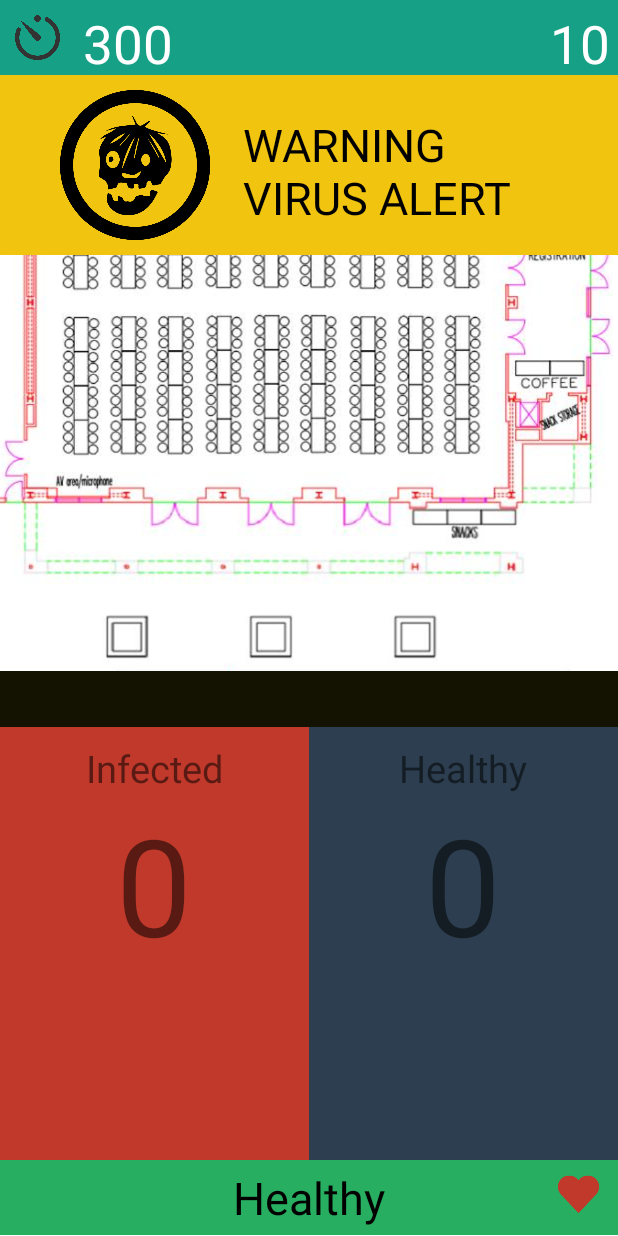
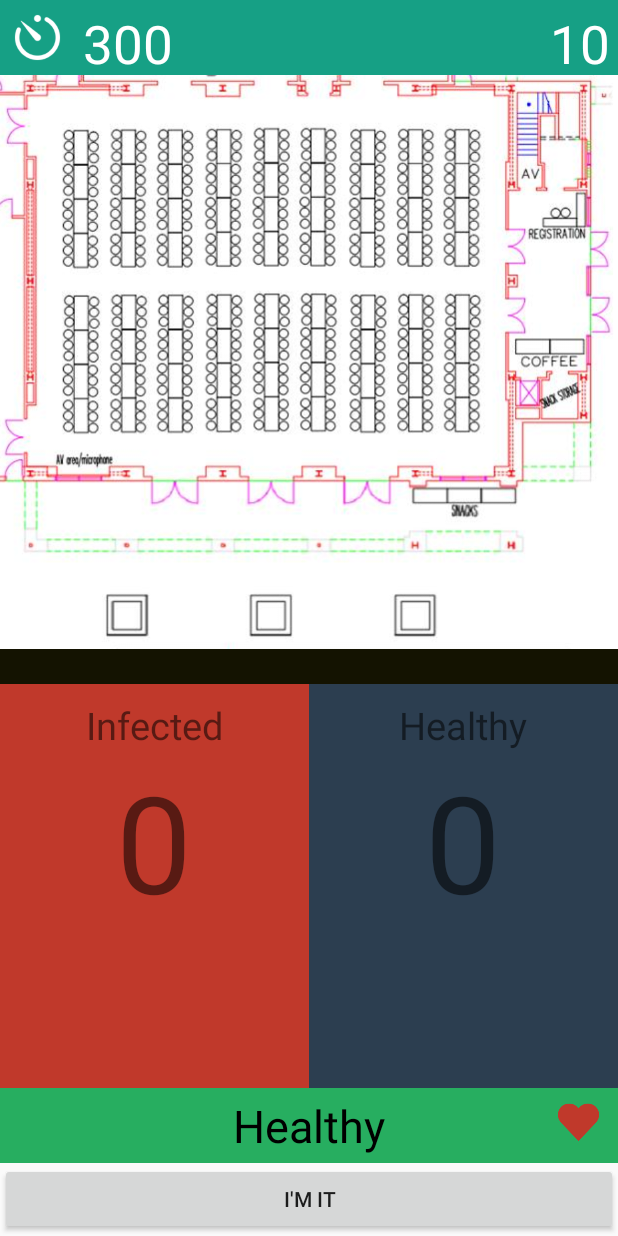
Before and after one commit to thesultanster/Contagion, an Android app: the GameActivity screen opened directly, with no data from a screen before it, on a phone screen of 412 x 824 dp. Run offline under Robolectric (Android 15) with nearby library versions, the phone set to English and light mode, and no system bars.

Commit message:
Beating Heart and Im It button

```diff
--- a/app/src/main/java/tag/zombie/contation/com/contagion/GameActivity.java
+++ b/app/src/main/java/tag/zombie/contation/com/contagion/GameActivity.java
@@ -1,13 +1,61 @@
 package tag.zombie.contation.com.contagion;
 
+import android.graphics.drawable.AnimationDrawable;
 import android.support.v7.app.AppCompatActivity;
 import android.os.Bundle;
+import android.view.View;
+import android.widget.ImageView;
+import android.widget.RelativeLayout;
+import android.widget.TextView;
 
 public class GameActivity extends AppCompatActivity {
+
+    RelativeLayout myNotif;
+    ImageView heartImage;
+    String address;
+    View heartView;
+    AnimationDrawable frameAnimation;
+    RelativeLayout userStateLayout;
+    View userStateView;
+    TextView userStateTextView;
+    double myX, myY;
 
     @Override
     protected void onCreate(Bundle savedInstanceState) {
         super.onCreate(savedInstanceState);
         setContentView(R.layout.activity_game);
+
+
+
+    }
+
+    @Override
+    protected void onStart() {
+        super.onStart();
+        View view = findViewById(R.id.zombienotification);
+        myNotif = (RelativeLayout) view;
+        myNotif.setVisibility(View.INVISIBLE);
+
+
+        userStateView = findViewById(R.id.userstate);
+        userStateLayout = (RelativeLayout) userStateView;
+        userStateView = findViewById(R.id.user_state);
+        userStateTextView = (TextView) userStateView;
+
+        heartView = findViewById(R.id.heart);
+        heartImage = (ImageView) heartView;
+        // set its background to our AnimationDrawable XML resource.
+        heartImage.setBackgroundResource(R.drawable.heart_animation_healthy);
+
+        /*
+         * Get the background, which has been compiled to an AnimationDrawable
+         * object.
+         */
+        frameAnimation = (AnimationDrawable) heartImage
+                .getBackground();
+
+        // Start the animation (looped playback by default).
+        frameAnimation.start();
+
     }
 }
--- /dev/null
+++ b/app/src/main/res/drawable/heart_animation_healthy.xml
@@ -0,0 +1,13 @@
+<?xml version="1.0" encoding="utf-8"?>
+<animation-list xmlns:android="http://schemas.android.com/apk/res/android"
+    android:id="@+id/selected"
+    android:oneshot="false" >
+
+    <item
+        android:drawable="@drawable/heart"
+        android:duration="700"/>
+    <item
+        android:drawable="@android:color/transparent"
+        android:duration="700"/>
+
+</animation-list>
--- /dev/null
+++ b/app/src/main/res/drawable/heart_animation_infected.xml
@@ -0,0 +1,13 @@
+<?xml version="1.0" encoding="utf-8"?>
+<animation-list xmlns:android="http://schemas.android.com/apk/res/android"
+    android:id="@+id/selected"
+    android:oneshot="false" >
+
+    <item
+        android:drawable="@drawable/greenheart"
+        android:duration="200"/>
+    <item
+        android:drawable="@drawable/heart"
+        android:duration="200"/>
+
+</animation-list>
--- a/app/src/main/res/layout/activity_game.xml
+++ b/app/src/main/res/layout/activity_game.xml
@@ -30,10 +30,10 @@
 
                 <ImageView
                     android:id="@+id/timericon"
-                    android:layout_width="30dp"
-                    android:layout_height="30dp"
-                    android:layout_margin="10dp"
-                    android:background="@drawable/timer"
+                    android:layout_width="50dp"
+                    android:layout_height="50dp"
+                    android:layout_margin="0dp"
+                    android:background="@drawable/thetimer"
                     android:gravity="center" />
 
                 <TextView
@@ -247,7 +247,14 @@
 
 
             </RelativeLayout>
+
+
         </RelativeLayout>
+
+        <Button
+            android:layout_width="match_parent"
+            android:layout_height="wrap_content"
+            android:text="I'm It"/>
 
 
     </LinearLayout>
```
Also changed, not shown: app/src/main/res/drawable/thetimer.png (added).
